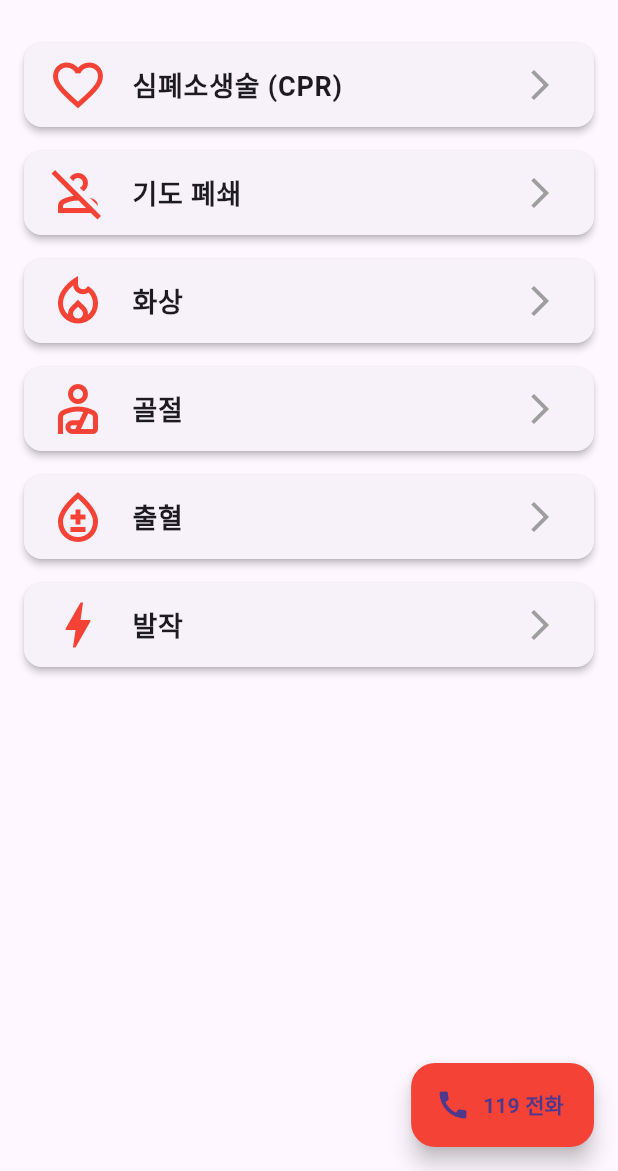
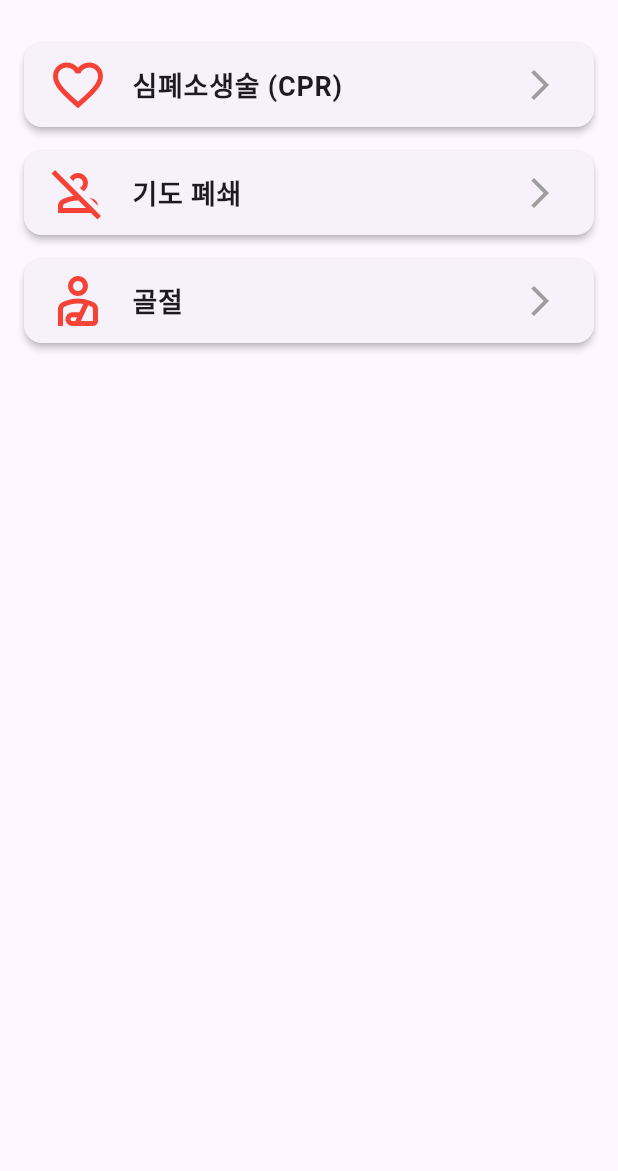
Before and after one commit to pandada18/emergency-response-app, a Flutter app: the screen it shows after launch, on a phone screen of 412 x 824 dp, the part 65-1236 px from its top. Run offline on Flutter 3.47's test engine with Material 3 defaults, Android fonts, the phone set to English and light mode, and no system bars; Roboto replaces fonts that are missing (Pretendard).

Commit message:
Initial commit

```diff
--- a/lib/main.dart
+++ b/lib/main.dart
@@ -1,5 +1,4 @@
 import 'package:flutter/material.dart';
-import 'package:url_launcher/url_launcher.dart';
 
 void main() {
   runApp(const EmergencyResponseApp());
@@ -25,30 +24,12 @@ class EmergencyResponseApp extends StatelessWidget {
 class HomeScreen extends StatelessWidget {
   const HomeScreen({super.key});
 
-  // 119 전화 거는 함수
-  Future<void> _makeEmergencyCall() async {
-    final Uri launchUri = Uri(
-      scheme: 'tel',
-      path: '119',
-    );
-    if (await canLaunchUrl(launchUri)) {
-      await launchUrl(launchUri);
-    } else {
-      // 에러 처리, 예를 들어 사용자에게 알림을 표시
-      print('Could not launch $launchUri');
-    }
-  }
-
   @override
   Widget build(BuildContext context) {
-    // 응급 상황 목록
     final List<Map<String, dynamic>> emergencies = [
       {'title': '심폐소생술 (CPR)', 'icon': Icons.favorite_border},
       {'title': '기도 폐쇄', 'icon': Icons.person_off_outlined},
-      {'title': '화상', 'icon': Icons.local_fire_department_outlined},
       {'title': '골절', 'icon': Icons.personal_injury_outlined},
-      {'title': '출혈', 'icon': Icons.bloodtype_outlined},
-      {'title': '발작', 'icon': Icons.bolt_outlined},
     ];
 
     return Scaffold(
@@ -82,12 +63,6 @@ class HomeScreen extends StatelessWidget {
           );
         },
       ),
-      floatingActionButton: FloatingActionButton.extended(
-        onPressed: _makeEmergencyCall,
-        label: const Text('119 전화', style: TextStyle(fontWeight: FontWeight.bold)),
-        icon: const Icon(Icons.call),
-        backgroundColor: Colors.red,
-      ),
     );
   }
 }
@@ -97,7 +72,7 @@ class DetailScreen extends StatelessWidget {
 
   const DetailScreen({super.key, required this.emergency});
 
-  // 상세 정보 데이터
+  // 상세 정보 데이터 (탭 구조에 맞게 복원)
   static final Map<String, Map<String, String>> procedures = {
     '심폐소생술 (CPR)': {
       '성인': '1. (의식 확인) 어깨를 가볍게 두드리며 "괜찮으세요?"라고 물어봅니다.\n2. (119 신고) 반응이 없으면 즉시 119에 신고하고 주변에 자동심장충격기(AED)를 요청합니다.\n3. (가슴 압박) 깍지 낀 손으로 가슴 중앙을 분당 100~120회 속도로 약 5cm 깊이로 30회 압박합니다.\n4. (인공호흡) 환자의 코를 막고 입을 통해 1초 동안 숨을 2회 불어넣습니다. (가슴이 부풀어 오르는지 확인)\n5. 119 구급대원이 도착할 때까지 가슴 압박과 인공호흡을 30:2 비율로 반복합니다.',
@@ -107,21 +82,9 @@ class DetailScreen extends StatelessWidget {
       '성인': '1. (상태 확인) 환자가 기침을 할 수 있으면 계속하게 하고, 할 수 없다면 등 두드리기를 준비합니다.\n2. (등 두드리기) 환자의 등 중앙을 손바닥으로 강하게 5회 내리칩니다.\n3. (복부 밀어내기) 등 두드리기로 이물질이 나오지 않으면, 환자의 뒤에서 명치와 배꼽 사이에 주먹을 놓고 다른 손으로 감싼 뒤, 위로 강하게 5회 밀어 올립니다. (하임리히법)\n4. 이물질이 나올 때까지 등 두드리기와 복부 밀어내기를 반복합니다.',
       '소아': '1. (등 두드리기) 아이의 머리가 아래로 향하게 하고, 등 중앙을 5회 두드립니다.\n2. (가슴 압박) 이물질이 나오지 않으면, 아이를 바로 눕혀 가슴 중앙을 5회 압박합니다. (영아)\n3. (복부 밀어내기) 큰 아이의 경우 성인과 같이 복부 밀어내기를 시행합니다.\n4. 이물질이 나올 때까지 반복합니다.',
     },
-    '화상': {
-      '성인': '1. (열기 식히기) 즉시 흐르는 찬물에 10분 이상 화상 부위를 식힙니다. (얼음 사용 금지)\n2. (옷 제거) 상처 부위의 옷을 조심스럽게 제거합니다. 옷이 피부에 붙었다면 억지로 떼지 않습니다.\n3. (상처 보호) 깨끗하고 건조한 거즈나 수건으로 상처를 덮어 감염을 예방합니다.\n4. (병원 방문) 물집이 생기거나 피부색이 변한 경우 즉시 병원에 방문합니다.',
-      '소아': '1. (열기 식히기) 성인과 동일하게 흐르는 찬물에 10분 이상 식힙니다. 아이가 추워하면 중단합니다.\n2. (상처 보호) 깨끗한 거즈로 상처를 덮어줍니다.\n3. (병원 방문) 소아는 피부가 약해 작은 화상도 위험할 수 있으므로 즉시 병원에 방문하는 것이 좋습니다.',
-    },
     '골절': {
-      '성인': '1. (안정) 환자를 가장 편안한 자세로 눕히고 움직이지 않게 합니다.\n2. (고정) 부러진 부위의 위아래 관절을 포함하여 부목이나 두꺼운 책 등으로 고정합니다.\n3. (냉찜질) 부상 부위에 냉찜질을 하여 붓기와 통증을 줄입니다.\n4. (병원 방문) 고정한 상태를 유지하며 즉시 병원으로 이동합니다.',
-      '소아': '1. (안정 및 고정) 성인과 동일하게 움직이지 않게 하고 부목으로 고정합니다.\n2. (냉찜질) 냉찜질을 하여 붓기를 가라앉힙니다.\n3. (병원 방문) 아이를 진정시키며 신속하게 병원으로 이동합니다.',
-    },
-    '출혈': {
-      '성인': '1. (직접 압박) 깨끗한 거즈나 천을 사용하여 상처 부위를 직접 강하게 압박합니다.\n2. (상처 부위 올리기) 출혈 부위를 심장보다 높게 유지하여 출혈을 줄입니다.\n3. (압박 유지) 피가 멎지 않으면 거즈를 떼지 말고 그 위에 새 거즈를 덧대어 압박을 계속합니다.\n4. (병원 방문) 심한 출혈의 경우 압박을 유지하며 즉시 119에 신고하거나 병원으로 갑니다.',
-      '소아': '1. (직접 압박) 성인과 동일하게 깨끗한 천으로 상처를 직접 압박합니다.\n2. (상처 부위 올리기) 아이를 진정시키고 출혈 부위를 심장보다 높게 유지합니다.\n3. (병원 방문) 출혈이 심하거나 멈추지 않으면 즉시 병원으로 이동합니다.',
-    },
-    '발작': {
-      '성인': '1. (안전 확보) 주변의 위험한 물건을 치워 환자가 다치지 않도록 합니다.\n2. (자세 유지) 환자를 옆으로 눕혀 혀나 구토물로 인해 기도가 막히지 않도록 합니다. 억지로 붙잡거나 입에 무언가를 넣지 않습니다.\n3. (시간 확인) 발작이 얼마나 지속되는지 시간을 확인합니다.\n4. (119 신고) 발작이 5분 이상 지속되거나, 호흡 곤란, 반복적인 발작, 임산부, 당뇨병 환자인 경우 즉시 119에 신고합니다.',
-      '소아': '1. (안전 확보) 성인과 동일하게 주변의 위험한 물건을 치웁니다.\n2. (자세 유지) 옆으로 눕혀 기도를 확보합니다.\n3. (119 신고) 처음 발작을 했거나, 5분 이상 지속되거나, 머리를 다친 후 발작을 하는 경우 즉시 119에 신고합니다.',
+      '성인': '성인의 뼈는 성장이 완료되어 단단하고 강도가 높습니다.\n\n하지만 유연성이 소아보다 낮아 강한 충격을 받으면 완전히 부러지는 \'완전 골절\'이 발생하기 쉽습니다.\n\n치유 속도는 소아에 비해 상대적으로 느린 편입니다.',
+      '소아': '소아의 뼈는 여러 가지 면에서 성인과 다릅니다.\n\n1. 성장판: 뼈의 끝에 성장판이라는 연골 조직이 있어 뼈가 계속 자랍니다. 이 부분이 다치면 성장 장애가 생길 수 있습니다.\n\n2. 유연성: 뼈가 더 유연하고 탄력적이어서, 완전히 부러지기보다는 휘거나 금만 가는 \'생나무 골절\'이 흔합니다.\n\n3. 치유 속도: 신진대사가 활발하여 성인보다 뼈가 훨씬 빨리 붙습니다.',
     },
   };
 
--- a/pubspec.yaml
+++ b/pubspec.yaml
@@ -30,7 +30,7 @@ environment:
 dependencies:
   flutter:
     sdk: flutter
-  url_launcher: ^6.3.0
+
 
   # The following adds the Cupertino Icons font to your application.
   # Use with the CupertinoIcons class for iOS style icons.
```
Also changed, not shown: pubspec.lock, 5 other files.
